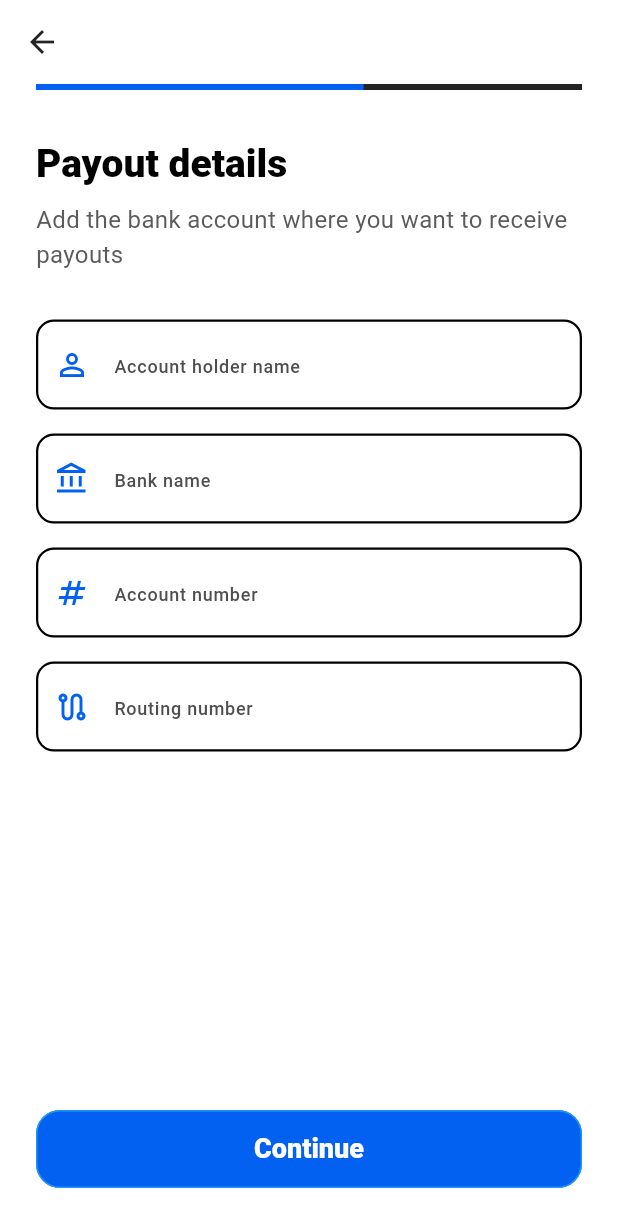
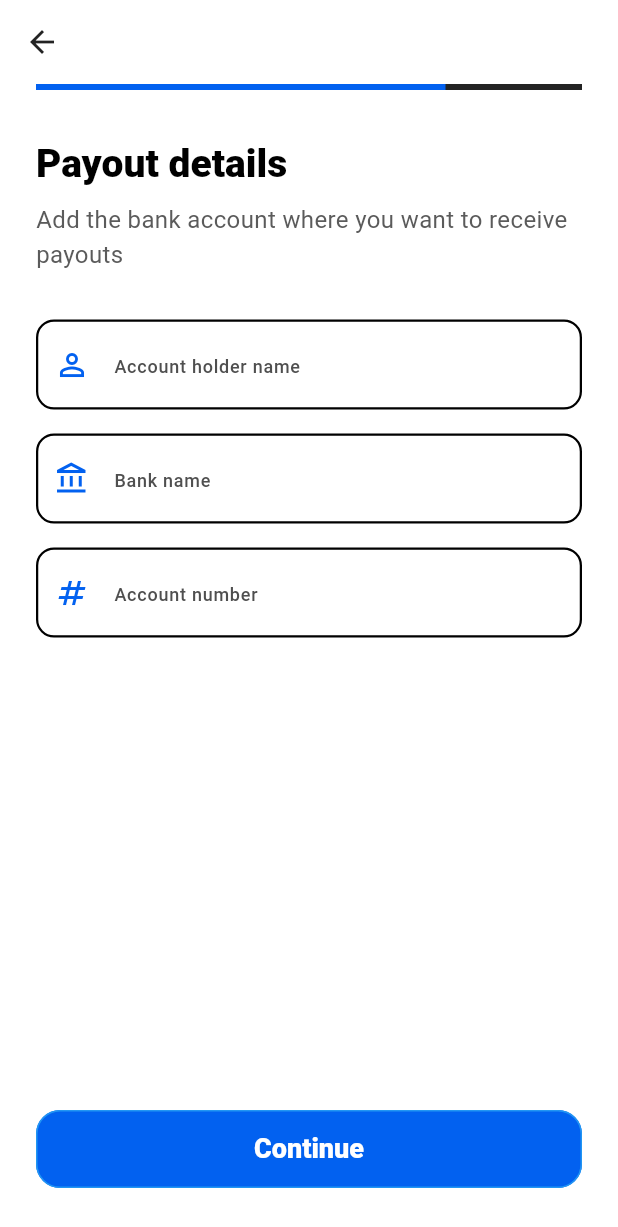
Before and after one commit to moohramadan/primestore_demo, a Flutter app: the PayoutDetailsScreen screen opened directly, on a phone screen of 412 x 824 dp. Shown: the top 1227 px of the screen. Run offline on Flutter 3.47's test engine with Material 3 defaults, Android fonts, the phone set to English and light mode, and no system bars; our stand-ins replace carousel_slider, cloud_firestore, connectivity_plus, flutter_rating_bar, flutter_secure_storage, font_awesome_flutter and 8 more; accounts and stored records are empty; network calls fail; Roboto replaces fonts that are missing (Poppins).

Commit message:
refactor: update navigation and profile screens, remove unused upload documents feature

```diff
--- a/primestore_demo_app/lib/navigation/seller_nav.dart
+++ b/primestore_demo_app/lib/navigation/seller_nav.dart
@@ -1,4 +1,4 @@
-import 'package:demo_project/seller_features/personalization/screens/seller_setting/seller_setting.dart';
+import 'package:demo_project/seller_features/personalization/screens/seller_profile/seller_profile.dart';
 import 'package:demo_project/seller_features/shop/screens/seller_catalogue/seller_catalogue.dart';
 import 'package:demo_project/seller_features/shop/screens/seller_home/seller_home.dart';
 import 'package:demo_project/seller_features/shop/screens/seller_orders/seller_orders.dart';
@@ -20,7 +20,7 @@ class _NavigationMenuState extends State<SellerNavigationMenu> {
     SellerHomeScreen(),
     SellerCatalogueScreen(),
     SellerOrdersScreen(),
-    SellerSettingScreen(),
+    SellerProfileScreen(),
   ];
 
   @override
--- a/primestore_demo_app/lib/seller_features/autentication/controllers/progress_indicator_controller.dart
+++ b/primestore_demo_app/lib/seller_features/autentication/controllers/progress_indicator_controller.dart
@@ -2,5 +2,5 @@ import 'package:get/get.dart';
 
 class ProgressIndicatorController extends GetxController {
   //Total number of screen
-  static const int totalSteps = 5;
+  static const int totalSteps = 4;
 }
--- a/primestore_demo_app/lib/seller_features/autentication/screens/seller_signup/steps/account_created/account_created.dart
+++ b/primestore_demo_app/lib/seller_features/autentication/screens/seller_signup/steps/account_created/account_created.dart
@@ -29,7 +29,7 @@ class AccountCreatedScreen extends StatelessWidget {
           ),
           child: Column(
             children: [
-              const SellerSignupProgressIndicator(currentStep: 5),
+              const SellerSignupProgressIndicator(currentStep: 4),
               const Spacer(),
               Container(
                 width: 112,
@@ -55,7 +55,7 @@ class AccountCreatedScreen extends StatelessWidget {
               ),
               const SizedBox(height: TSizes.md),
               Text(
-                'Your setup is complete. Head to your dashboard to manage your store and prepare your first listing.',
+                'Your setup is complete. You can verify your identity later from your profile. Head to your dashboard to manage your store and prepare your first listing.',
                 textAlign: TextAlign.center,
                 style: Theme.of(
                   context,
--- a/primestore_demo_app/lib/seller_features/autentication/screens/seller_signup/steps/identity_verification/identity_verification.dart
+++ b/primestore_demo_app/lib/seller_features/autentication/screens/seller_signup/steps/identity_verification/identity_verification.dart
@@ -1,8 +1,7 @@
 import 'package:demo_project/common/widgets/buttons/elevevated_button.dart';
 import 'package:demo_project/common/widgets/texts/t_headline.dart';
 import 'package:demo_project/common/widgets/texts/t_subtitle.dart';
-import 'package:demo_project/seller_features/autentication/screens/seller_signup/steps/upload_documents/upload_documents.dart';
-import 'package:demo_project/seller_features/autentication/screens/seller_signup/widgets/seller_signup_progress_indicator.dart';
+import 'package:demo_project/seller_features/personalization/screens/seller_profile/widgets/upload_documents/upload_documents.dart';
 import 'package:demo_project/utils/constants/colors.dart';
 import 'package:demo_project/utils/constants/sizes.dart';
 import 'package:demo_project/utils/helpers/helper_functions.dart';
@@ -38,7 +37,6 @@ class IdentityVerificationScreen extends StatelessWidget {
                   child: Column(
                     crossAxisAlignment: CrossAxisAlignment.start,
                     children: [
-                      const SellerSignupProgressIndicator(currentStep: 4),
                       const SizedBox(height: TSizes.spaceBtwSections),
                       const THeadline(title: 'Identity verification'),
                       const SizedBox(height: TSizes.sm),
--- a/primestore_demo_app/lib/seller_features/autentication/screens/seller_signup/steps/payout_details/payout_details.dart
+++ b/primestore_demo_app/lib/seller_features/autentication/screens/seller_signup/steps/payout_details/payout_details.dart
@@ -1,7 +1,7 @@
 import 'package:demo_project/common/widgets/buttons/elevevated_button.dart';
 import 'package:demo_project/common/widgets/texts/t_headline.dart';
 import 'package:demo_project/common/widgets/texts/t_subtitle.dart';
-import 'package:demo_project/seller_features/autentication/screens/seller_signup/steps/identity_verification/identity_verification.dart';
+import 'package:demo_project/seller_features/autentication/screens/seller_signup/steps/account_created/account_created.dart';
 import 'package:demo_project/seller_features/autentication/screens/seller_signup/steps/payout_details/widgets/payout_form.dart';
 import 'package:demo_project/seller_features/autentication/screens/seller_signup/widgets/seller_signup_progress_indicator.dart';
 import 'package:demo_project/utils/constants/colors.dart';
@@ -23,14 +23,12 @@ class _PayoutDetailsScreenState extends State<PayoutDetailsScreen> {
   final _accountHolderController = TextEditingController();
   final _bankNameController = TextEditingController();
   final _accountNumberController = TextEditingController();
-  final _routingNumberController = TextEditingController();
 
   @override
   void dispose() {
     _accountHolderController.dispose();
     _bankNameController.dispose();
     _accountNumberController.dispose();
-    _routingNumberController.dispose();
     super.dispose();
   }
 
@@ -64,13 +62,12 @@ class _PayoutDetailsScreenState extends State<PayoutDetailsScreen> {
                   accountHolderController: _accountHolderController,
                   bankNameController: _bankNameController,
                   accountNumberController: _accountNumberController,
-                  routingNumberController: _routingNumberController,
                 ),
               ),
             ),
             const SizedBox(height: TSizes.spaceBtwItems),
             TRoundedElevatedButton(
-              onPressed: () => Get.to(() => IdentityVerificationScreen()),
+              onPressed: () => Get.to(() => const AccountCreatedScreen()),
               text: 'Continue',
             ),
             const SizedBox(height: TSizes.spaceBtwItems * 2),
--- a/primestore_demo_app/lib/seller_features/autentication/screens/seller_signup/steps/payout_details/widgets/payout_form.dart
+++ b/primestore_demo_app/lib/seller_features/autentication/screens/seller_signup/steps/payout_details/widgets/payout_form.dart
@@ -11,14 +11,12 @@ class PayoutForm extends StatelessWidget {
     required this.accountHolderController,
     required this.bankNameController,
     required this.accountNumberController,
-    required this.routingNumberController,
   });
 
   final GlobalKey<FormState> formKey;
   final TextEditingController accountHolderController;
   final TextEditingController bankNameController;
   final TextEditingController accountNumberController;
-  final TextEditingController routingNumberController;
 
   @override
   Widget build(BuildContext context) {
@@ -56,17 +54,6 @@ class PayoutForm extends StatelessWidget {
             validator: (value) =>
                 TValidator.validateEmptyText('Account number', value),
           ),
-          const SizedBox(height: TSizes.spaceBtwInputFields),
-          TTextFieldRounded(
-            controller: routingNumberController,
-            icon: Icons.route_outlined,
-            focusedBorderColor: TColors.primary,
-            hintText: 'Routing number',
-            keyboardType: TextInputType.number,
-            textInputAction: TextInputAction.done,
-            validator: (value) =>
-                TValidator.validateEmptyText('Routing number', value),
-          ),
         ],
       ),
     );
--- a/primestore_demo_app/lib/seller_features/autentication/screens/seller_signup/steps/upload_documents/widgets/upload_image.dart
+++ b/primestore_demo_app/lib/seller_features/personalization/screens/seller_profile/widgets/upload_documents/widgets/upload_image.dart
@@ -1,5 +1,5 @@
 import 'package:demo_project/common/widgets/texts/t_subtitle.dart';
-import 'package:demo_project/seller_features/autentication/screens/seller_signup/steps/upload_documents/controllers/upload_documents_controller.dart';
+import 'package:demo_project/seller_features/personalization/screens/seller_profile/widgets/upload_documents/controllers/upload_documents_controller.dart';
 import 'package:demo_project/utils/constants/colors.dart';
 import 'package:demo_project/utils/constants/sizes.dart';
 import 'package:flutter/material.dart';
--- a/primestore_demo_app/lib/seller_features/shop/screens/seller_home/seller_home.dart
+++ b/primestore_demo_app/lib/seller_features/shop/screens/seller_home/seller_home.dart
@@ -40,7 +40,7 @@ class SellerHomeScreen extends StatelessWidget {
                 fontWeightDelta: 2,
               ),
               SizedBox(height: TSizes.spaceBtwItems),
-              TSellerCategories(),
+              //TSellerCategories(),
               SizedBox(height: TSizes.spaceBtwItems),
               TSellerAnalyticsWidget(),
               SizedBox(height: TSizes.spaceBtwItems),
```
Also changed, not shown: primestore_demo_app/lib/seller_features/personalization/screens/seller_profile/seller_profile.dart (+75 -1 lines), primestore_demo_app/lib/seller_features/personalization/screens/seller_profile/widgets/upload_documents/upload_documents.dart (renamed from primestore_demo_app/lib/seller_features/autentication/screens/seller_signup/steps/upload_documents/upload_documents.dart, +4 -7 lines), primestore_demo_app/lib/seller_features/personalization/screens/seller_profile/widgets/upload_documents/controllers/upload_documents_controller.dart (renamed from primestore_demo_app/lib/seller_features/autentication/screens/seller_signup/steps/upload_documents/controllers/upload_documents_controller.dart), 6 other files.
